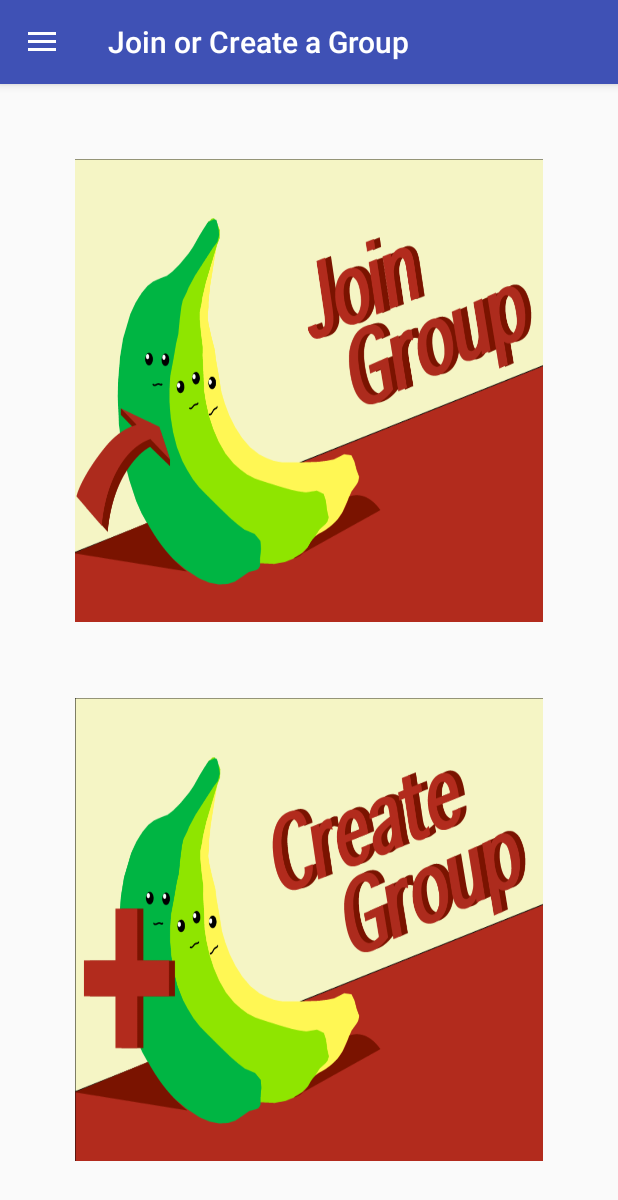
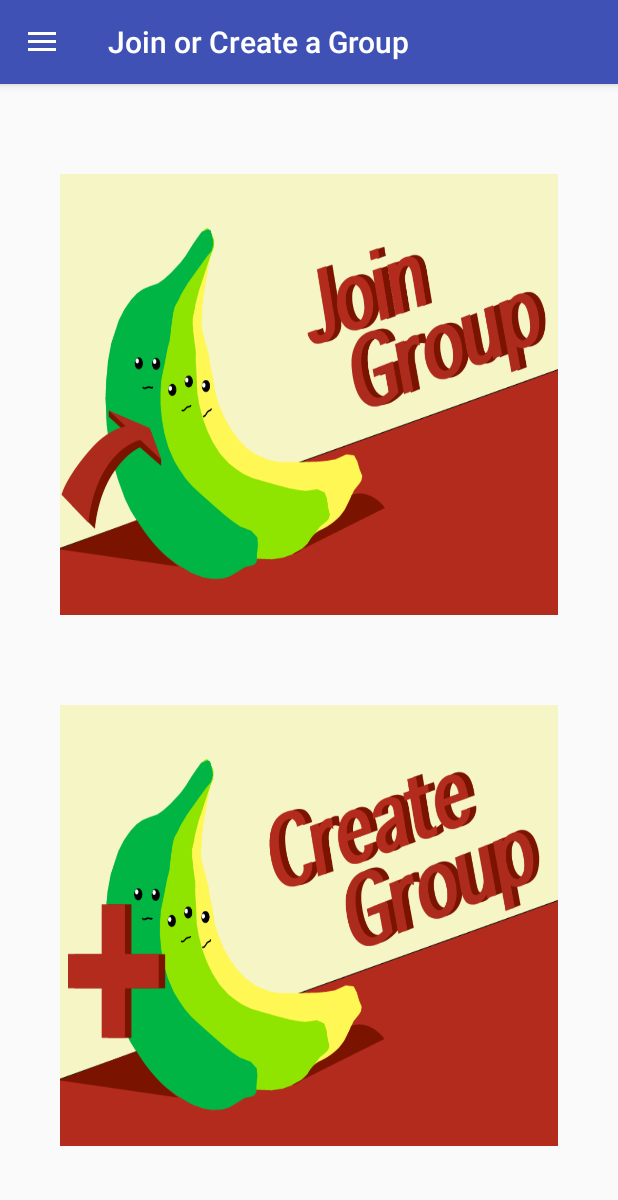
Before and after one commit to chris1625/StudyBananas, an Android app: the screen it shows after launch once a user with an empty profile is signed in (HomeActivity), on a phone screen of 412 x 824 dp. Shown: the top 1200 px of the screen. Run offline under Robolectric (Android 15) with nearby library versions, the phone set to English and light mode, and no system bars; our stand-ins replace Firebase (no records; nobody signed in at launch, a user with empty details on screens opened directly).

Commit message:
Cropped images to remove ugly borders

```diff
--- a/app/src/main/res/layout/fragment_home.xml
+++ b/app/src/main/res/layout/fragment_home.xml
@@ -2,7 +2,7 @@
     xmlns:tools="http://schemas.android.com/tools"
     android:layout_width="match_parent"
     android:layout_height="match_parent"
-    android:layout_margin="50dp"
+    android:layout_margin="40dp"
     android:orientation="vertical"
     android:id="@+id/fragment_home"
     tools:context=".ui.home.HomeFragment">
@@ -14,7 +14,8 @@
         android:layout_width="wrap_content"
         android:layout_height="0dp"
         android:layout_weight="1"
-        android:layout_marginBottom="25dp"
+        android:layout_marginBottom="30dp"
+        android:layout_marginTop="20dp"
         android:layout_gravity="center"
         android:id="@+id/join_group_button"
         android:background="@drawable/joingroupbutton"/>
@@ -27,7 +28,8 @@
         android:layout_width="wrap_content"
         android:layout_height="0dp"
         android:layout_gravity="center"
-        android:layout_marginTop="25dp"
+        android:layout_marginTop="30dp"
+        android:layout_marginBottom="20dp"
         android:id="@+id/create_group_button"
         android:layout_weight="1" />
 </LinearLayout>
```
Also changed, not shown: app/src/main/res/drawable/creategroupbutton.png, app/src/main/res/drawable/joingroupbutton.png.
